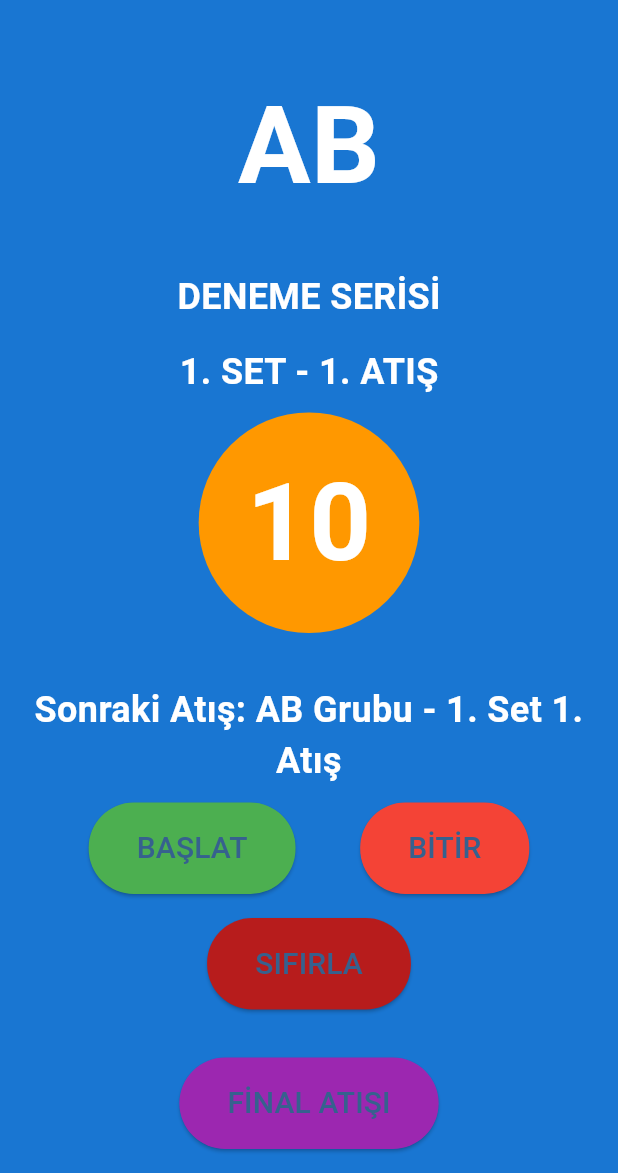
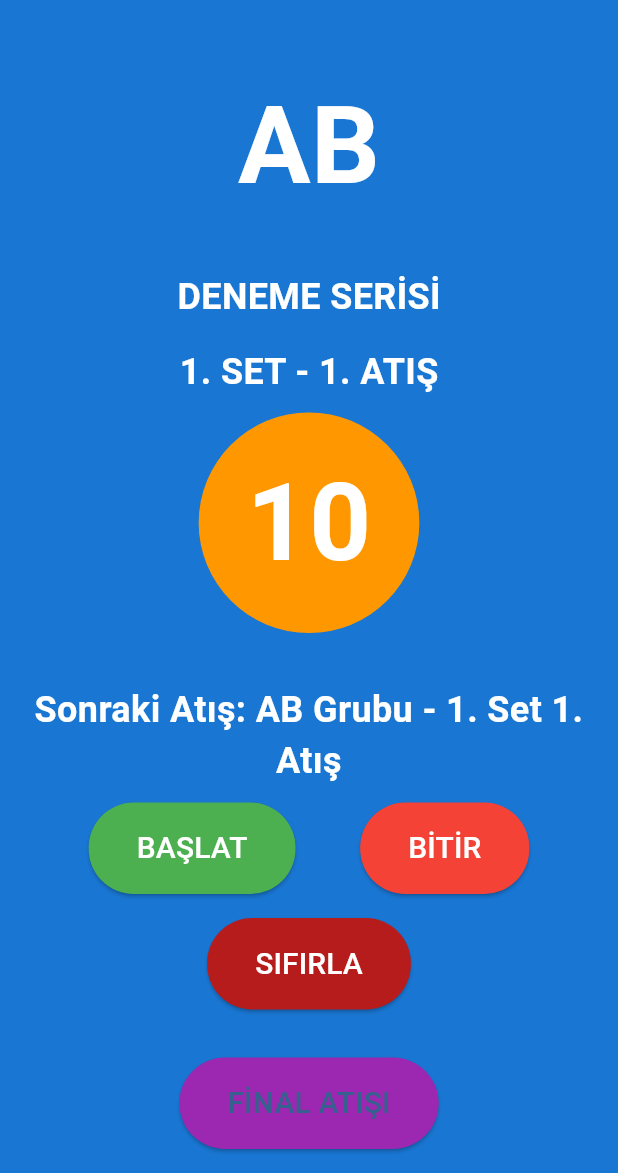
Before and after one commit to hasanali8334/archery_timer, a Flutter app: the screen it shows after launch, on a phone screen of 412 x 824 dp, the part 63-1236 px from its top. Run offline on Flutter 3.47's test engine with Material 3 defaults, Android fonts, the phone set to English and light mode, and no system bars; our stand-ins replace audioplayers, shared_preferences.

Commit message:
Buton yazıları beyaz renk yapıldı

```diff
--- a/lib/screens/shooting_screen.dart
+++ b/lib/screens/shooting_screen.dart
@@ -417,7 +417,10 @@ class _ShootingScreenState extends State<ShootingScreen> {
                         ),
                         child: Text(
                           isRunning ? 'DURDUR' : 'BAŞLAT',
-                          style: const TextStyle(fontSize: 20),
+                          style: const TextStyle(
+                            fontSize: 20,
+                            color: Colors.white,
+                          ),
                         ),
                       ),
                       ElevatedButton(
@@ -434,7 +437,10 @@ class _ShootingScreenState extends State<ShootingScreen> {
                         ),
                         child: const Text(
                           'BİTİR',
-                          style: TextStyle(fontSize: 20),
+                          style: TextStyle(
+                            fontSize: 20,
+                            color: Colors.white,
+                          ),
                         ),
                       ),
                     ],
@@ -455,7 +461,10 @@ class _ShootingScreenState extends State<ShootingScreen> {
                     ),
                     child: const Text(
                       'SIFIRLA',
-                      style: TextStyle(fontSize: 20),
+                      style: TextStyle(
+                        fontSize: 20,
+                        color: Colors.white,
+                      ),
                     ),
                   ),
                 ],
```
